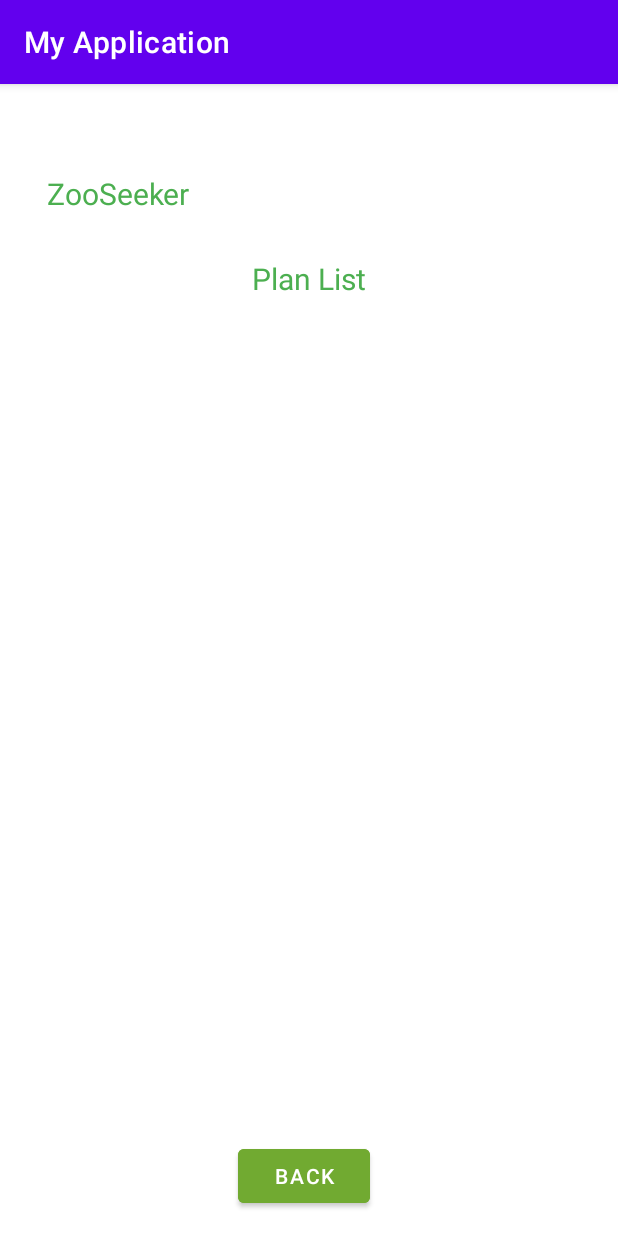
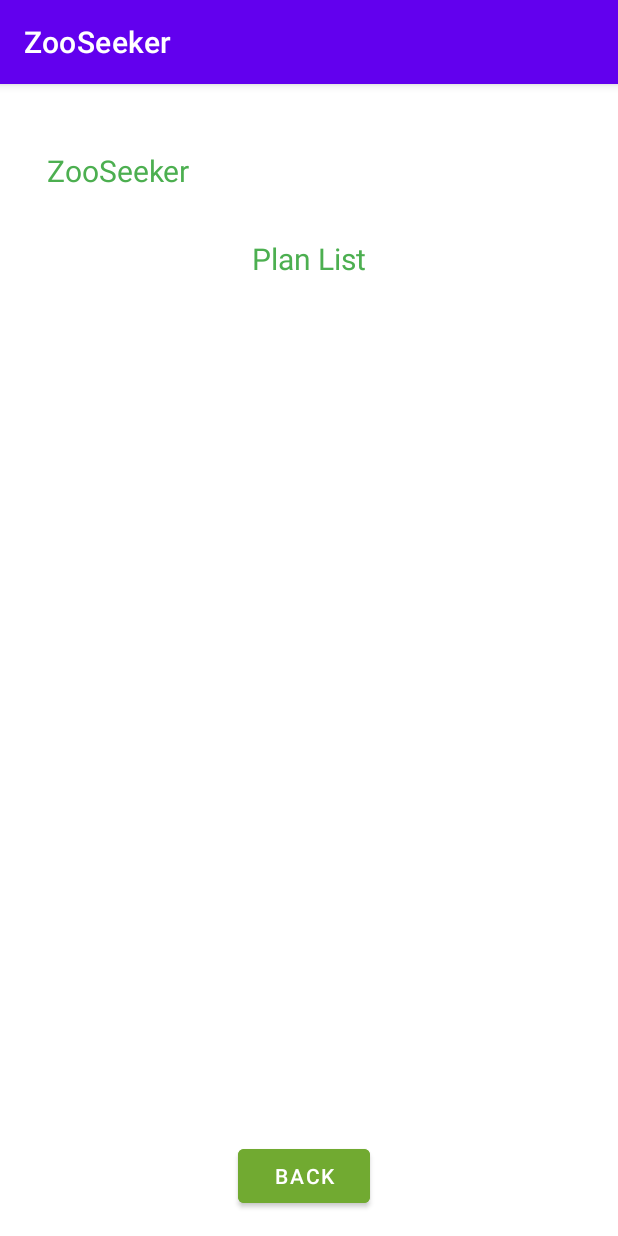
Before and after one commit to zic017/ZooSeeker-CSE-110-Team-47, an Android app: the PlanListExhibiton screen opened directly, with no data from a screen before it, on a phone screen of 412 x 824 dp. Run offline under Robolectric (Android 15) with nearby library versions, the phone set to English and light mode, and no system bars; libraries missing offline, so code that uses them is left out: org.jgrapht, org.jgrapht.graph, org.jgrapht.nio; 4 statements that could not run were skipped.

Commit message:
change app name

```diff
--- a/app/src/main/res/layout/activity_plan_list_exhibiton.xml
+++ b/app/src/main/res/layout/activity_plan_list_exhibiton.xml
@@ -18,20 +18,21 @@
         app:layout_constraintHorizontal_bias="0.098"
         app:layout_constraintStart_toStartOf="parent"
         app:layout_constraintTop_toTopOf="parent"
-        app:layout_constraintVertical_bias="0.08" />
+        app:layout_constraintVertical_bias="0.059" />
 
     <androidx.recyclerview.widget.RecyclerView
         android:id="@+id/planned_list"
-        android:layout_width="408dp"
-        android:layout_height="493dp"
+        android:layout_width="400dp"
+        android:layout_height="455dp"
         android:layout_centerHorizontal="true"
         android:layout_marginStart="1dp"
         android:layout_marginEnd="1dp"
         android:layout_marginBottom="8dp"
         app:layout_constraintBottom_toTopOf="@+id/back"
         app:layout_constraintEnd_toEndOf="parent"
-        app:layout_constraintHorizontal_bias="0.333"
-        app:layout_constraintStart_toStartOf="parent" />
+        app:layout_constraintHorizontal_bias="0.444"
+        app:layout_constraintStart_toStartOf="parent"
+        app:layout_constraintTop_toBottomOf="@id/planned_number" />
 
     <TextView
         android:id="@+id/logo"
@@ -44,7 +45,7 @@
         app:layout_constraintEnd_toEndOf="parent"
         app:layout_constraintStart_toStartOf="parent"
         app:layout_constraintTop_toTopOf="parent"
-        app:layout_constraintVertical_bias="0.157" />
+        app:layout_constraintVertical_bias="0.139" />
 
     <Button
         android:id="@+id/back"
--- a/app/src/main/res/values/strings.xml
+++ b/app/src/main/res/values/strings.xml
@@ -1,5 +1,5 @@
 <resources>
-    <string name="app_name">My Application</string>
+    <string name="app_name">ZooSeeker</string>
     <string name="app_label" />
     <string name="search_hint" />
     <string name="thank_you">Route Completed. Thank you for visiting!</string>
```
